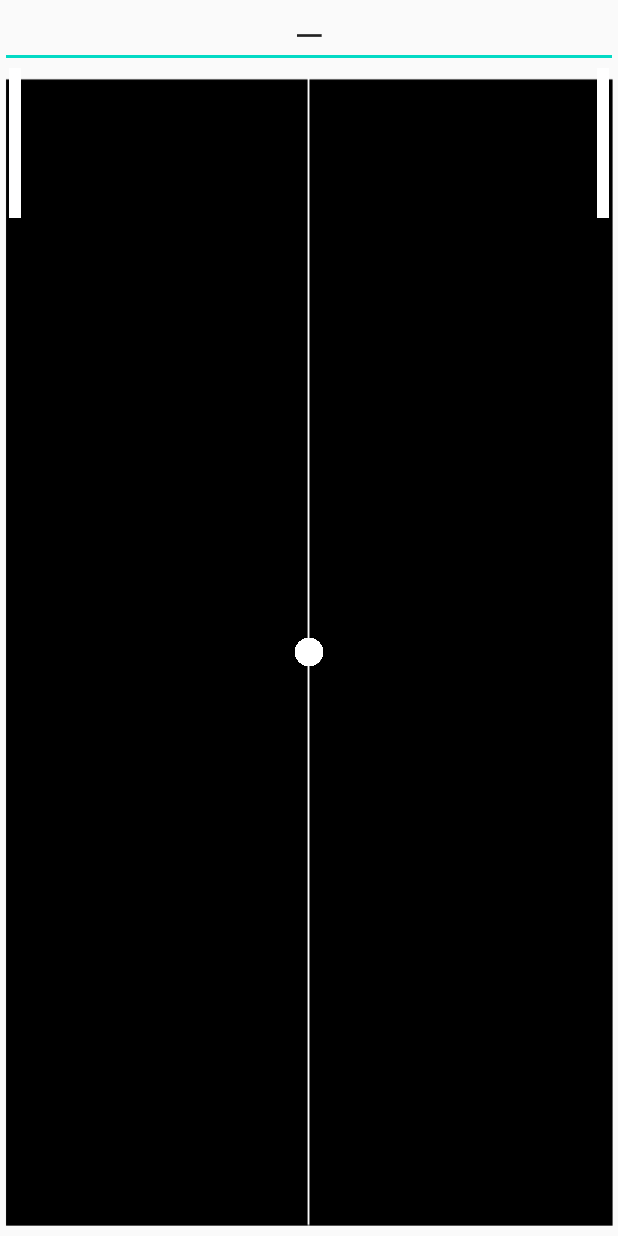
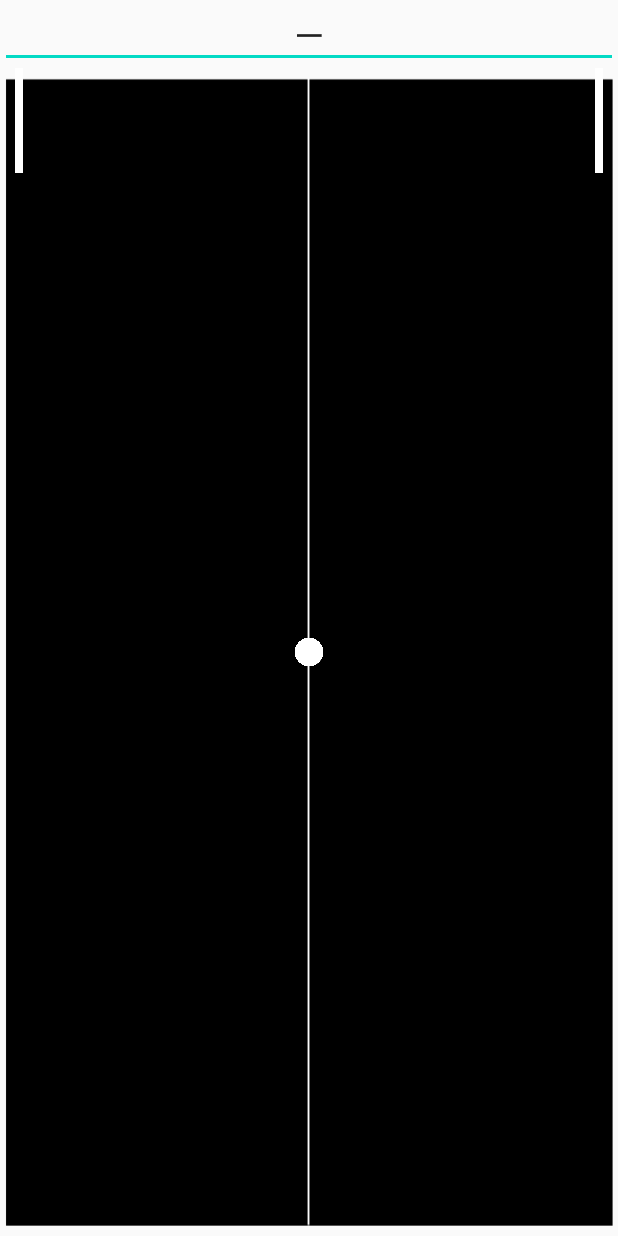
Before and after one commit to EloyMartinez/PROMOB, an Android app: the layout activity_main.xml on its own in the app's theme, with its tools: preview values and no code run, on a phone screen of 412 x 824 dp. Run offline under Robolectric (Android 15) with nearby library versions, the light colour scheme and no system bars.

Commit message:
Modif visuel

```diff
--- a/PingPongGame/app/src/main/res/layout/activity_main.xml
+++ b/PingPongGame/app/src/main/res/layout/activity_main.xml
@@ -23,15 +23,15 @@
 
         <ImageView
             android:id="@+id/box1"
-            android:layout_width="20dp"
-            android:layout_height="100dp"
+            android:layout_width="25dp"
+            android:layout_height="70dp"
             android:src="@drawable/racket"
             android:layout_gravity="left"/>
 
         <ImageView
             android:id="@+id/box2"
-            android:layout_width="20dp"
-            android:layout_height="100dp"
+            android:layout_width="25dp"
+            android:layout_height="70dp"
             android:src="@drawable/racket"
             android:layout_gravity="right"/>
 
@@ -42,7 +42,6 @@
             android:src="@drawable/ball"
             android:layout_gravity="center"/>
 
-
     </FrameLayout>
 
 </LinearLayout>
--- a/PingPongGame/app/src/main/res/values/styles.xml
+++ b/PingPongGame/app/src/main/res/values/styles.xml
@@ -1,6 +1,6 @@
 <resources>
     <!-- Base application theme. -->
-    <style name="AppTheme" parent="Theme.AppCompat.Light.DarkActionBar">
+    <style name="AppTheme" parent="Theme.AppCompat.Light.NoActionBar">
         <!-- Customize your theme here. -->
         <item name="colorPrimary">@color/colorPrimary</item>
         <item name="colorPrimaryDark">@color/colorPrimaryDark</item>
```
